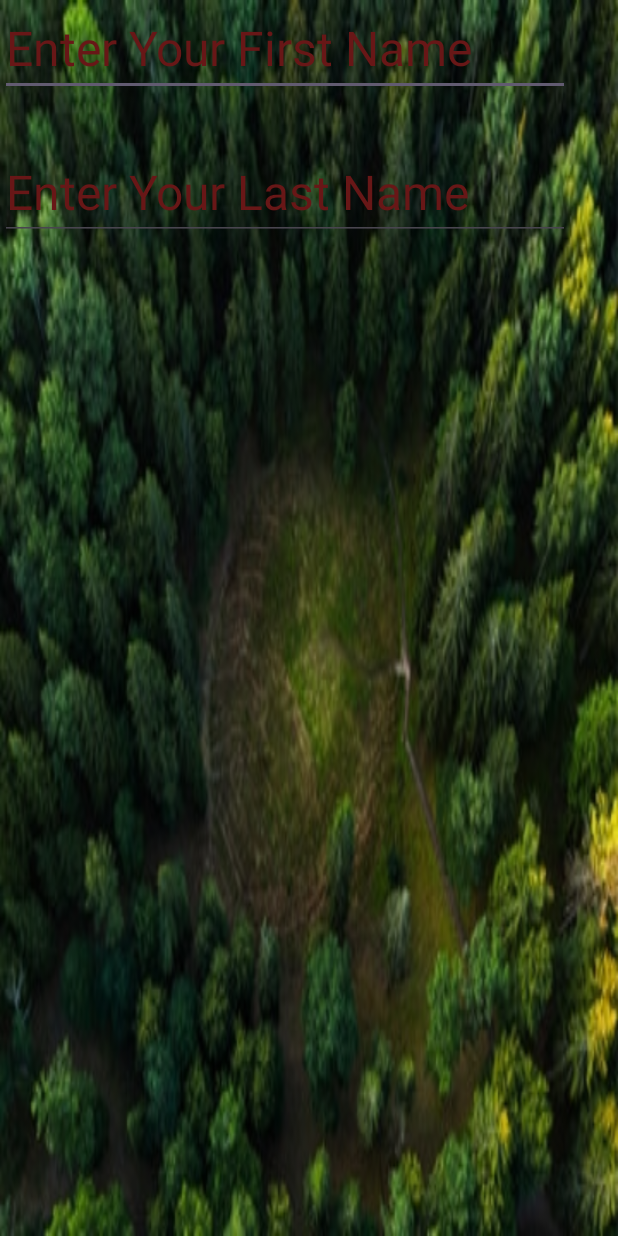
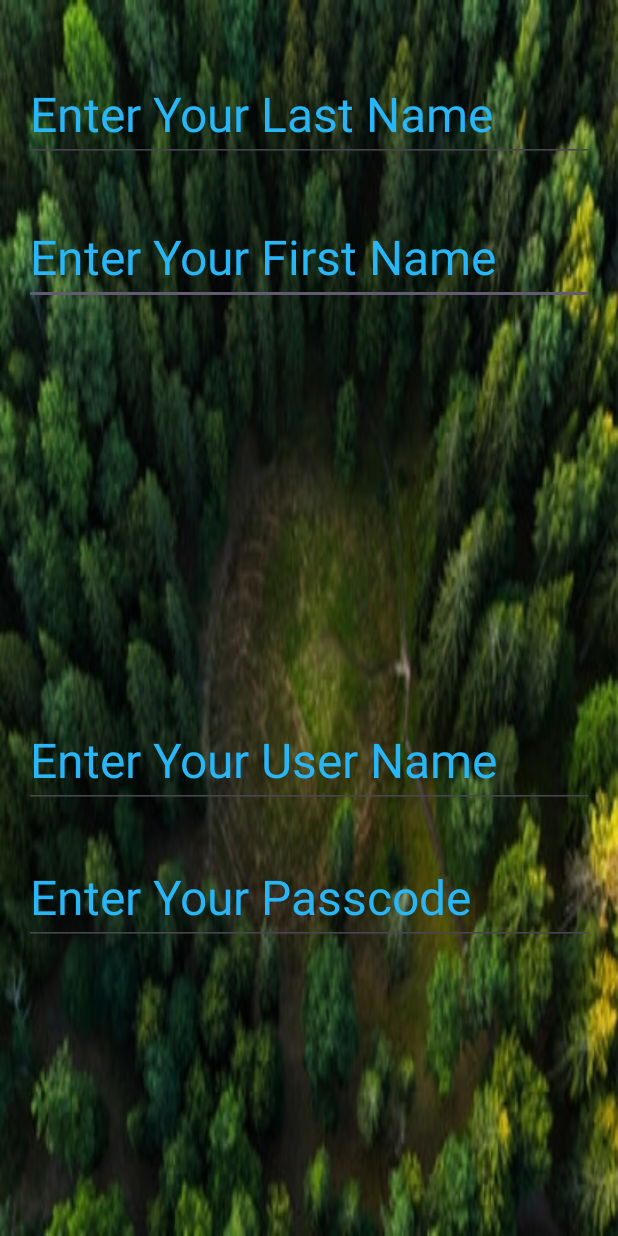
Before and after one commit to Corneth/ListenLeaf, an Android app: the SignUp_Page screen opened directly, with no data from a screen before it, on a phone screen of 412 x 824 dp. Run offline under Robolectric (Android 15) with nearby library versions, the phone set to English and light mode, and no system bars.

Commit message:
cleaner Ui for setup page

```diff
--- a/app/src/main/res/layout/activity_home_page.xml
+++ b/app/src/main/res/layout/activity_home_page.xml
@@ -1,5 +1,6 @@
 <?xml version="1.0" encoding="utf-8"?>
-<androidx.constraintlayout.widget.ConstraintLayout xmlns:android="http://schemas.android.com/apk/res/android"
+<androidx.constraintlayout.widget.ConstraintLayout
+    xmlns:android="http://schemas.android.com/apk/res/android"
     android:layout_width="match_parent"
     android:layout_height="match_parent"
     xmlns:app="http://schemas.android.com/apk/res-auto"
--- a/app/src/main/res/layout/activity_sign_up_page.xml
+++ b/app/src/main/res/layout/activity_sign_up_page.xml
@@ -1,39 +1,68 @@
 <?xml version="1.0" encoding="utf-8"?>
-<LinearLayout
-    xmlns:android="http://schemas.android.com/apk/res/android"
+<androidx.constraintlayout.widget.ConstraintLayout xmlns:android="http://schemas.android.com/apk/res/android"
     xmlns:app="http://schemas.android.com/apk/res-auto"
     xmlns:tools="http://schemas.android.com/tools"
     android:layout_width="match_parent"
     android:layout_height="match_parent"
     android:background="@drawable/forestariel"
-    android:orientation = "vertical">
+    android:orientation="vertical">
 
 
     <EditText
         android:id="@+id/firstNameBox"
         android:layout_width="wrap_content"
         android:layout_height="wrap_content"
+        android:layout_marginTop="31dp"
+        android:layout_marginEnd="16dp"
         android:ems="10"
-        android:textSize="32sp"
         android:hint="Enter Your First Name"
         android:inputType="text"
-        android:textColorHint="#681717" />
-
-
-    <Space
-        android:layout_width="32dp"
-        android:layout_height="32dp"
-        />
+        android:textColorHint="#29B6F6"
+        android:textSize="32sp"
+        app:layout_constraintEnd_toEndOf="parent"
+        app:layout_constraintTop_toBottomOf="@+id/lastNameBox" />
 
     <EditText
         android:id="@+id/lastNameBox"
         android:layout_width="wrap_content"
         android:layout_height="wrap_content"
+        android:layout_marginTop="44dp"
+        android:layout_marginEnd="16dp"
         android:ems="10"
         android:hint="Enter Your Last Name"
         android:inputType="text"
-        android:textColorHint="#681717"
-        android:textSize="32sp" />
+        android:textColorHint="#29B6F6"
+        android:textSize="32sp"
+        app:layout_constraintEnd_toEndOf="parent"
+        app:layout_constraintTop_toTopOf="parent" />
+
+    <EditText
+        android:id="@+id/UserNameBox"
+        android:layout_width="wrap_content"
+        android:layout_height="wrap_content"
+        android:layout_marginStart="16dp"
+        android:layout_marginBottom="285dp"
+        android:ems="10"
+        android:hint="Enter Your User Name"
+        android:inputType="text"
+        android:textColorHint="#29B6F6"
+        android:textSize="32sp"
+        app:layout_constraintBottom_toBottomOf="parent"
+        app:layout_constraintStart_toStartOf="parent" />
+
+    <EditText
+        android:id="@+id/PassCodeBox"
+        android:layout_width="wrap_content"
+        android:layout_height="wrap_content"
+        android:layout_marginTop="27dp"
+        android:layout_marginEnd="16dp"
+        android:ems="10"
+        android:hint="Enter Your Passcode"
+        android:inputType="text"
+        android:textColorHint="#29B6F6"
+        android:textSize="32sp"
+        app:layout_constraintEnd_toEndOf="parent"
+        app:layout_constraintTop_toBottomOf="@+id/UserNameBox" />
 
 
-</LinearLayout>
+</androidx.constraintlayout.widget.ConstraintLayout>
```
